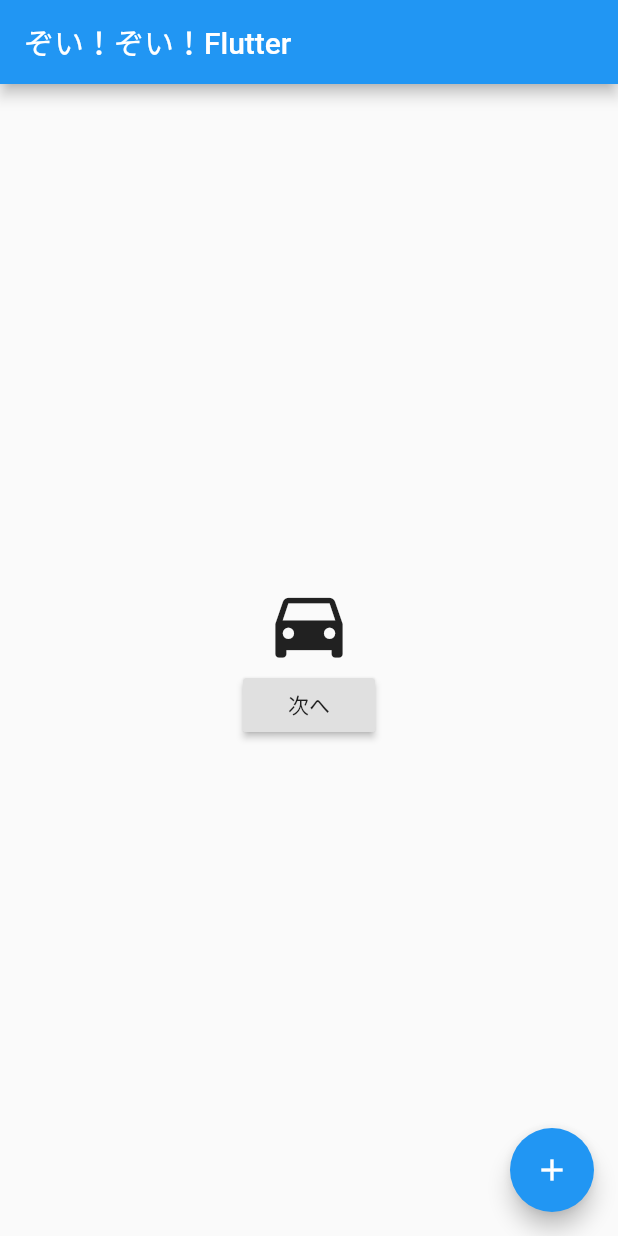
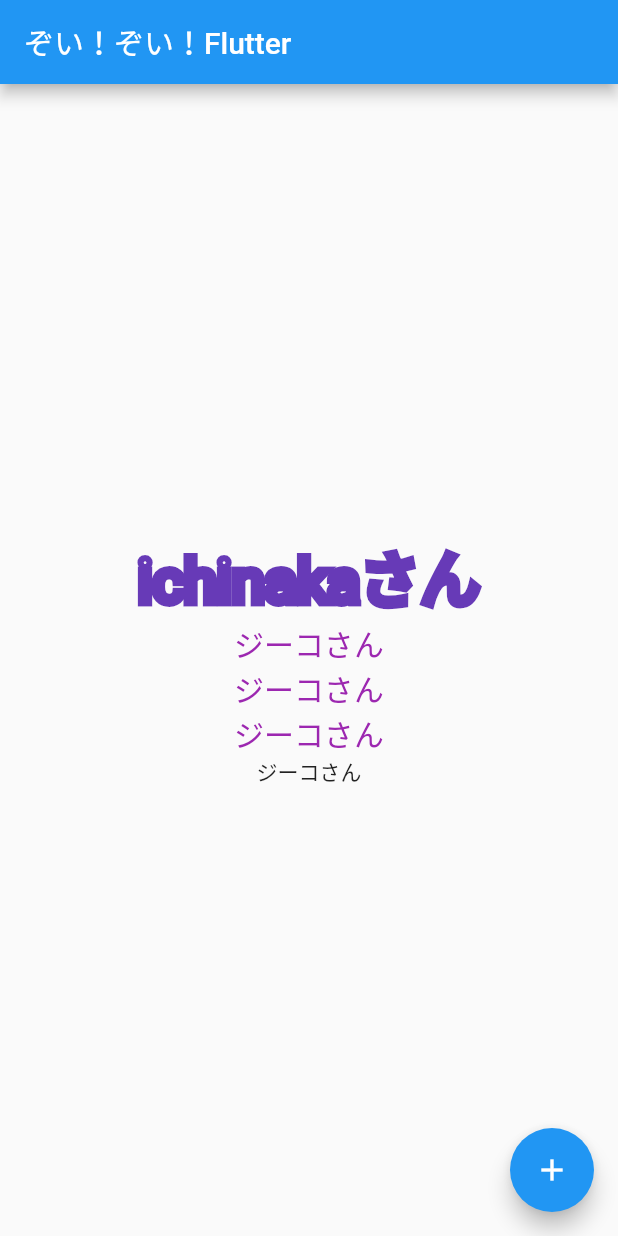
Before and after one commit to ichi-nakashima/coriander, a Flutter app: the screen it shows after launch, on a phone screen of 412 x 824 dp. Run offline on Flutter 3.47's test engine with Material 2 defaults, Android fonts, the phone set to English and light mode, and no system bars.

Commit message:
add 'modify textStyle'

```diff
--- a/lib/main.dart
+++ b/lib/main.dart
@@ -57,26 +57,58 @@ class _MyHomePageState extends State<MyHomePage> {
           mainAxisAlignment: MainAxisAlignment.center,
           crossAxisAlignment: CrossAxisAlignment.center,
           children: <Widget>[
+            Container(
+              width: double.infinity,
+              child: Text(
+                'ichinakaさん',
+                textAlign: TextAlign.center,
+                style: TextStyle(
+                  fontSize: 40,
+//                color: Colors.deepPurple,
+//                fontWeight: FontWeight.w500,
+//                fontStyle: FontStyle.italic,
+//                decoration: TextDecoration.underline,
+                  foreground: Paint()
+                    ..style = PaintingStyle.stroke
+                    ..strokeWidth = 6
+                    ..color = Colors.deepPurple,
+                ),
+              ),
+            ),
+            DefaultTextStyle(
+              style: TextStyle(
+                fontSize: 20,
+                color: Colors.purple,
+              ),
+              child: Column(
+                children: <Widget>[
+                  Text('ジーコさん'),
+                  Text('ジーコさん'),
+                  Text('ジーコさん'),
+                ],
+              ),
+            ),
+            Text('ジーコさん'),
 //            Image.asset('images/IMG_2186.jpeg'),
-            Icon(
-              Icons.directions_car,
-              size: 60,
-            ),
-            RaisedButton(
-              child: Text(text),
-              onPressed: () async {
-                // 画面遷移のコード
-//              Navigator.pushNamed(context, '/next');
-                final result = await Navigator.push(
-                  context,
-                  MaterialPageRoute(
-                    builder: (context) => NextPage('ichinaka'),
-                  ),
-                );
-                text = result;
-                print(result);
-              },
-            ),
+//            Icon(
+//              Icons.directions_car,
+//              size: 60,
+//            ),
+//            RaisedButton(
+//              child: Text(text),
+//              onPressed: () async {
+//                // 画面遷移のコード
+////              Navigator.pushNamed(context, '/next');
+//                final result = await Navigator.push(
+//                  context,
+//                  MaterialPageRoute(
+//                    builder: (context) => NextPage('ichinaka'),
+//                  ),
+//                );
+//                text = result;
+//                print(result);
+//              },
+//            ),
           ],
         ),
       ),
```
